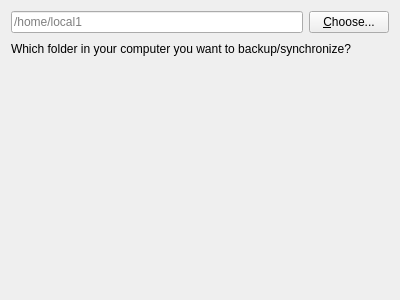
This is src/mirall/folderwizardsourcepage.ui in nextcloud/desktop as Qt 5 draws it before an edit. The edited form follows.
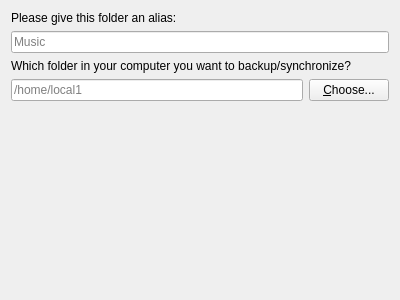
This is the edited form.

What changed in the file:
```diff
--- a/src/mirall/folderwizardsourcepage.ui
+++ b/src/mirall/folderwizardsourcepage.ui
@@ -14,6 +14,27 @@
    <string>Form</string>
   </property>
   <layout class="QVBoxLayout" name="verticalLayout">
+   <item>
+    <widget class="QLabel" name="label_2">
+     <property name="text">
+      <string>Please give this folder an alias:</string>
+     </property>
+    </widget>
+   </item>
+   <item>
+    <widget class="QLineEdit" name="aliasLineEdit">
+     <property name="placeholderText">
+      <string>Music</string>
+     </property>
+    </widget>
+   </item>
+   <item>
+    <widget class="QLabel" name="label">
+     <property name="text">
+      <string>Which folder in your computer you want to backup/synchronize?</string>
+     </property>
+    </widget>
+   </item>
    <item>
     <layout class="QHBoxLayout" name="horizontalLayout_2">
      <item>
@@ -34,13 +55,6 @@
    </item>
    <item>
     <layout class="QHBoxLayout" name="horizontalLayout">
-     <item>
-      <widget class="QLabel" name="label">
-       <property name="text">
-        <string>Which folder in your computer you want to backup/synchronize?</string>
-       </property>
-      </widget>
-     </item>
      <item>
       <spacer name="horizontalSpacer">
        <property name="orientation">
```
